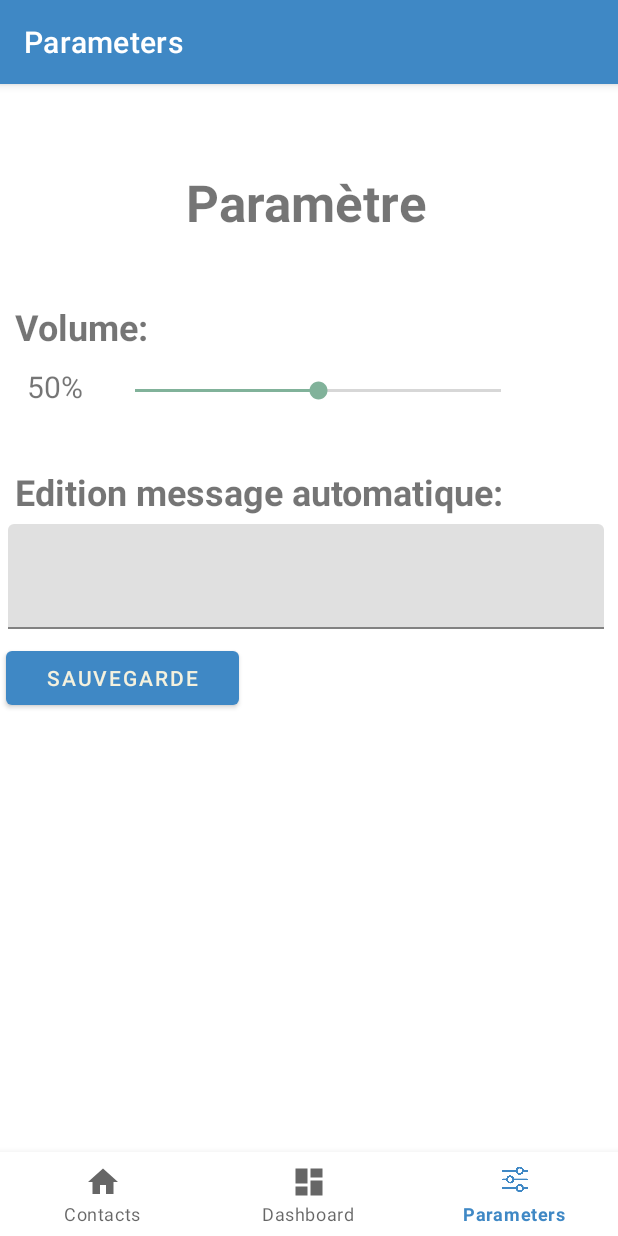
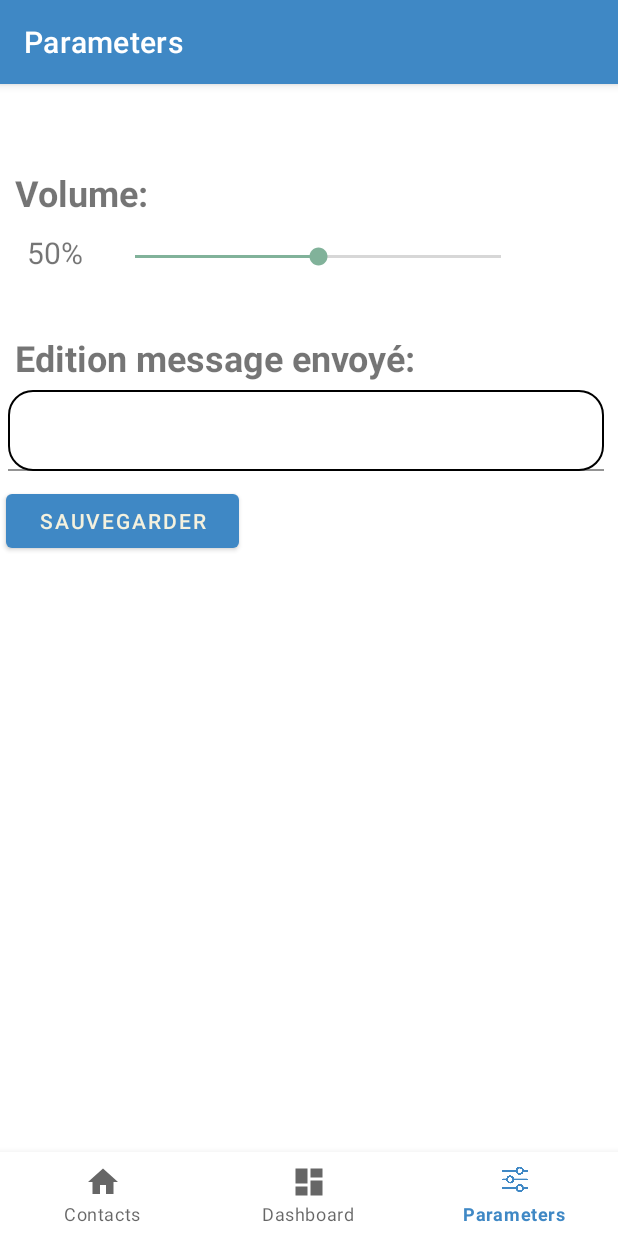
Before and after one commit to Eratosteme/ChiOuaOua, an Android app: the ParametersFragment screen opened through its navigation route, on a phone screen of 412 x 824 dp. Run offline under Robolectric (Android 15) with nearby library versions, the phone set to English and light mode, and no system bars; our stand-ins replace navigation-ui.

Commit message:
Modif Paramtre page

```diff
--- /dev/null
+++ b/app/src/main/res/drawable/rounded_edittext.xml
@@ -0,0 +1,6 @@
+<?xml version="1.0" encoding="utf-8"?>
+<shape xmlns:android="http://schemas.android.com/apk/res/android">
+    <corners android:radius="16dp" />
+    <stroke
+        android:width="1dp" />
+</shape>
--- a/app/src/main/res/layout/fragment_parameters.xml
+++ b/app/src/main/res/layout/fragment_parameters.xml
@@ -13,17 +13,6 @@
         android:orientation="vertical"
         tools:layout_editor_absoluteX="1dp"
         tools:layout_editor_absoluteY="-2dp">
-
-        <TextView
-            android:id="@+id/text_parameters"
-            android:layout_width="match_parent"
-            android:layout_height="89dp"
-            android:layout_marginStart="8dp"
-            android:layout_marginEnd="8dp"
-            android:text="Paramètre"
-            android:textAlignment="center"
-            android:textSize="34sp"
-            android:textStyle="bold" />
 
         <TextView
             android:id="@+id/textView"
@@ -61,21 +50,23 @@
             android:layout_height="wrap_content"
             android:layout_marginStart="10dp"
             android:layout_marginTop="30dp"
-            android:text="Edition message automatique:"
+            android:text="Edition message envoyé:"
             android:textSize="24sp"
             android:textStyle="bold" />
 
         <com.google.android.material.textfield.TextInputLayout
             android:id="@+id/LayoutEditMessage"
             android:layout_width="match_parent"
-            android:layout_height="80dp">
+            android:layout_height="wrap_content">
 
             <com.google.android.material.textfield.TextInputEditText
                 android:id="@+id/MessageEdit"
                 android:layout_width="match_parent"
-                android:layout_height="70dp"
+                android:layout_height="54dp"
                 android:layout_margin="5dp"
                 android:layout_marginStart="5dp"
+                android:background="@drawable/rounded_edittext"
+                android:gravity="center_vertical"
                 android:text="Chute potentiel déctecté! Vérification requise."
                 android:textAlignment="center" />
         </com.google.android.material.textfield.TextInputLayout>
@@ -85,7 +76,7 @@
             android:layout_width="155dp"
             android:layout_height="wrap_content"
             android:layout_margin="4dp"
-            android:text="Sauvegarde" />
+            android:text="Sauvegarder" />
 
     </LinearLayout>
 
```
